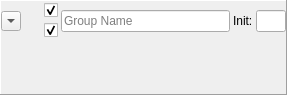
The window that DMHelper/src/combatantgroupwidget.ui (mountogdengc/DMHelper) describes before a commit, drawn with Qt 5.
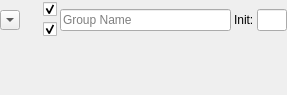
The same window after the commit. Icons and pictures are not drawn.

Commit message: Fixed video repeat audio bug, optimized the layout of the initative order

```diff
--- a/DMHelper/src/combatantgroupwidget.ui
+++ b/DMHelper/src/combatantgroupwidget.ui
@@ -19,12 +19,6 @@
   <property name="styleSheet">
    <string notr="true">background-image: url(:/img/data/parchment.jpg);</string>
   </property>
-  <property name="frameShape">
-   <enum>QFrame::Shape::Panel</enum>
-  </property>
-  <property name="frameShadow">
-   <enum>QFrame::Shadow::Raised</enum>
-  </property>
   <layout class="QVBoxLayout" name="verticalLayout_2">
    <property name="spacing">
     <number>0</number>
```
The commit also changes 7 other files.
